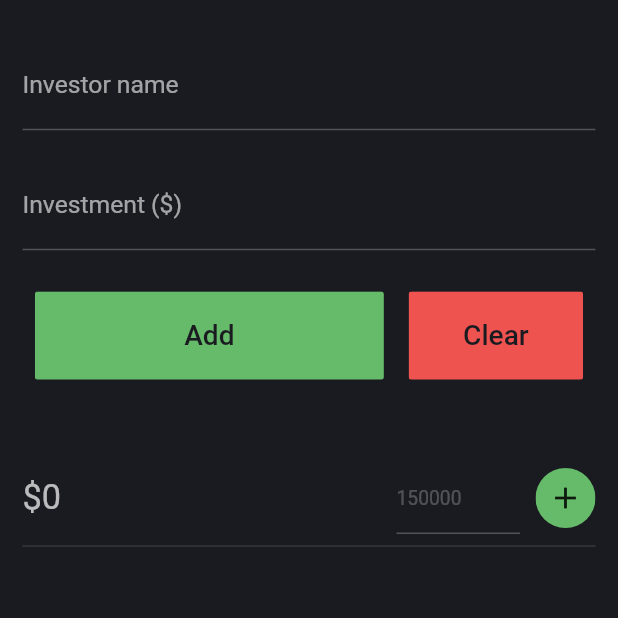
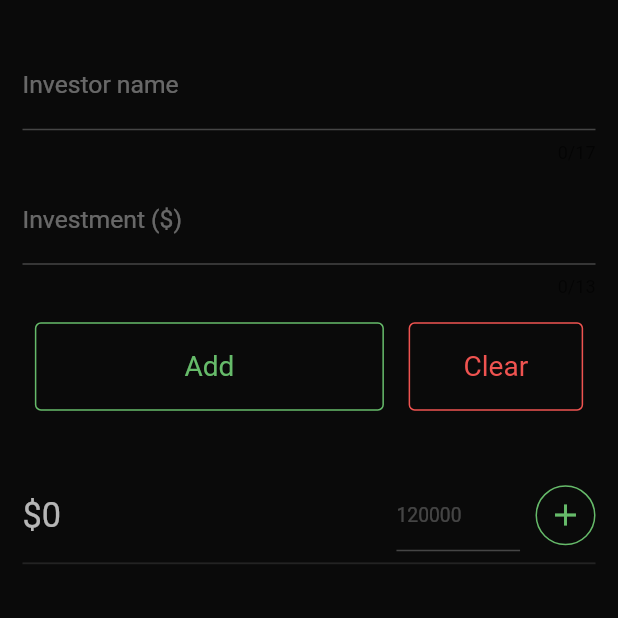
Before and after one commit to evolade/shareholder, a Flutter app: the screen it shows after launch, on a phone screen of 412 x 824 dp, the top half of it. Run offline on Flutter 3.47's test engine with Material 2 defaults, Android fonts, the light colour scheme and no system bars; our stand-ins replace get_storage.

Commit message:
added custom button and max length of chars, some UI tweaks

```diff
--- a/lib/main.dart
+++ b/lib/main.dart
@@ -1,6 +1,7 @@
 // ignore_for_file: avoid_print, prefer_const_constructors
 import 'package:get_storage/get_storage.dart';
 import 'package:flutter/material.dart';
+
 import 'show.dart';
 import 'add.dart';
 
@@ -12,6 +13,20 @@ void main() async {
   ));
 }
 
+final box = GetStorage(); // load local storage
+
+int valuation = box.read("valuation_key") ?? 0;
+
+List<dynamic> shareHolders = box.read("shareHolders_key") ?? [];
+List<dynamic> money = box.read("money_key") ?? [];
+List<dynamic> perc = box.read("perc_key") ?? [];
+
+List<dynamic> firstMoney = box.read("firstMoney_key") ?? [];
+List<dynamic> firstPerc = box.read("firstPerc_key") ?? [];
+
+final nameController = TextEditingController();
+final investmentController = TextEditingController();
+
 void writeData() {
   box.write("shareHolders_key", shareHolders);
   box.write("money_key", money);
@@ -21,19 +36,6 @@ void writeData() {
   box.write("firstMoney_key", firstMoney);
   box.write("firstPerc_key", firstPerc);
 }
-
-final box = GetStorage(); // load local storage
-
-int valuation = box.read("valuation_key") ?? 0;
-List<dynamic> shareHolders = box.read("shareHolders_key") ?? [];
-List<dynamic> money = box.read("money_key") ?? [];
-List<dynamic> perc = box.read("perc_key") ?? [];
-
-List<dynamic> firstMoney = box.read("firstMoney_key") ?? [];
-List<dynamic> firstPerc = box.read("firstPerc_key") ?? [];
-
-final nameController = TextEditingController();
-final investmentController = TextEditingController();
 
 class App extends StatefulWidget {
   const App({Key? key}) : super(key: key);
@@ -54,6 +56,12 @@ class _AppState extends State<App> {
     }
     super.initState();
   }
+
+  Color bgColor = Color(0xFF0a0a0a); // blach-ish
+  Color splashColor =
+      const Color.fromARGB(63, 127, 127, 127); // semi-trans gray
+
+  final valueController = TextEditingController();
 
   void confirmClear(BuildContext context) {
     showDialog(
@@ -95,9 +103,34 @@ class _AppState extends State<App> {
     );
   }
 
-  Color bgColor = Color(0xFF1a1b21); // gray
+  void addCash() {
+    if (shareHolders.isNotEmpty) {
+      setState(() {
+        valuation += int.parse(valueController.text);
+        for (int i = 0; i < shareHolders.length; i++) {
+          money[i] = (valuation * perc[i] / 100).round();
+        }
+        writeData();
+      });
+    }
+  }
 
-  final valueController = TextEditingController();
+  Widget button(String content, double width, double height, Color color) {
+    return Container(
+      alignment: Alignment.center,
+      height: height / 14,
+      decoration: BoxDecoration(
+          border: Border.all(color: color),
+          borderRadius: BorderRadius.circular(4)),
+      child: Text(
+        "${content}",
+        style: TextStyle(
+          color: color, // red
+          fontSize: width / 22,
+        ),
+      ),
+    );
+  }
 
   @override
   Widget build(BuildContext context) {
@@ -119,13 +152,14 @@ class _AppState extends State<App> {
                 child: Column(
                   children: [
                     TextField(
+                      maxLength: 17,
                       cursorColor: Colors.white,
                       controller: nameController,
                       style: TextStyle(
                           color: Colors.white70, fontSize: width / 25),
                       decoration: const InputDecoration(
                         labelText: "Investor name",
-                        labelStyle: TextStyle(color: Colors.white60),
+                        labelStyle: TextStyle(color: Colors.white38),
                         hintText: "George",
                         hintStyle: TextStyle(color: Colors.white24),
                         enabledBorder: UnderlineInputBorder(
@@ -136,16 +170,17 @@ class _AppState extends State<App> {
                         ),
                       ),
                     ),
-                    SizedBox(height: height / 40),
+                    SizedBox(height: height / 100),
                     TextField(
+                      maxLength: 13,
                       keyboardType: TextInputType.number,
                       cursorColor: Colors.white,
                       controller: investmentController,
-                      style:
-                          TextStyle(color: Colors.green, fontSize: width / 25),
+                      style: TextStyle(
+                          color: Colors.green[400], fontSize: width / 25),
                       decoration: const InputDecoration(
                         labelText: "Investment (\$)",
-                        labelStyle: TextStyle(color: Colors.white60),
+                        labelStyle: TextStyle(color: Colors.white38),
                         hintText: "200000",
                         hintStyle: TextStyle(color: Colors.white24),
                         enabledBorder: UnderlineInputBorder(
@@ -156,64 +191,53 @@ class _AppState extends State<App> {
                         ),
                       ),
                     ),
-                    SizedBox(height: height / 30),
+                    SizedBox(height: height / 50),
                     Container(
                       margin: EdgeInsets.symmetric(horizontal: width / 50),
                       child: Row(
                         children: [
                           Expanded(
                             flex: 2,
-                            child: ClipRRect(
-                              borderRadius: BorderRadius.circular(2),
-                              child: Container(
-                                height: height / 14,
-                                color: Colors.green[400],
-                                child: TextButton(
-                                  onPressed: () {
+                            child: InkWell(
+                              borderRadius: BorderRadius.circular(4),
+                              splashColor: Colors.green[400],
+                              onTap: () {
+                                setState(() {
+                                  confirmClear(context);
+                                });
+                              },
+                              child: InkWell(
+                                borderRadius: BorderRadius.circular(4),
+                                splashColor: Colors.green[400],
+                                onTap: () {
                                   setState(() {
                                     Add.investor();
                                   });
                                 },
-                                  child: Text(
-                                    "Add",
-                                    style: TextStyle(
-                                      color: bgColor,
-                                      fontSize: width / 22,
-                                    ),
-                                  ),
-                                ),
+                                child: button(
+                                    "Add", width, height, Colors.green[400]!),
                               ),
                             ),
                           ),
                           SizedBox(width: width / 25),
                           Expanded(
                             flex: 1,
-                            child: ClipRRect(
-                              borderRadius: BorderRadius.circular(2),
-                              child: Container(
-                                height: height / 14,
-                                color: Colors.red[400],
-                                child: TextButton(
-                                  onPressed: () {
+                            child: InkWell(
+                              borderRadius: BorderRadius.circular(4),
+                              splashColor: Colors.red[400],
+                              onTap: () {
                                 setState(() {
                                   confirmClear(context);
                                 });
                               },
-                                  child: Text(
-                                    "Clear",
-                                    style: TextStyle(
-                                      color: bgColor, // red
-                                      fontSize: width / 22,
-                                    ),
-                                  ),
-                                ),
-                              ),
+                              child: button(
+                                  "Clear", width, height, Colors.red[400]!),
                             ),
                           ),
                         ],
                       ),
                     ),
-                    SizedBox(height: height / 15),
+                    SizedBox(height: height / 18),
                     Row(
                       mainAxisAlignment: MainAxisAlignment.spaceBetween,
                       children: [
@@ -231,10 +255,11 @@ class _AppState extends State<App> {
                                 keyboardType: TextInputType.number,
                                 cursorColor: Colors.white,
                                 style: TextStyle(
-                                    color: Colors.green, fontSize: width / 32),
+                                    color: Colors.green[400],
+                                    fontSize: width / 32),
                                 decoration: const InputDecoration(
                                   labelStyle: TextStyle(color: Colors.white60),
-                                  hintText: "150000",
+                                  hintText: "120000",
                                   hintStyle: TextStyle(color: Colors.white24),
                                   enabledBorder: UnderlineInputBorder(
                                     borderSide:
@@ -248,29 +273,22 @@ class _AppState extends State<App> {
                               ),
                             ),
                             SizedBox(width: width / 40),
-                            ClipRRect(
-                              borderRadius: BorderRadius.circular(100),
+                            InkWell(
+                              borderRadius: BorderRadius.circular(50),
+                              splashColor: Colors.green[400],
+                              onTap: () {
+                                addCash();
+                              },
                               child: Container(
                                 height: 40,
                                 width: 40,
+                                decoration: BoxDecoration(
+                                  borderRadius: BorderRadius.circular(50),
+                                  border: Border.all(color: Colors.green[400]!),
+                                ),
+                                child: Icon(
+                                  Icons.add,
                                   color: Colors.green[400],
-                                child: IconButton(
-                                  onPressed: () {
-                                    if (shareHolders.isNotEmpty) {
-                                      setState(() {
-                                        valuation +=
-                                            int.parse(valueController.text);
-                                        for (int i = 0;
-                                            i < shareHolders.length;
-                                            i++) {
-                                          money[i] = (valuation * perc[i] / 100)
-                                              .round();
-                                        }
-                                        writeData();
-                                      });
-                                    }
-                                  },
-                                  icon: Icon(Icons.add),
                                 ),
                               ),
                             ),
@@ -291,6 +309,7 @@ class _AppState extends State<App> {
                   itemCount: shareHolders.length,
                   itemBuilder: (BuildContext context, int index) {
                     return InkWell(
+                      splashColor: splashColor,
                       onTap: () {
                         Show.holderInfo(context, index);
                       },
@@ -306,7 +325,7 @@ class _AppState extends State<App> {
                           "\$${money[index]}",
                           style: TextStyle(
                             fontSize: width / 25,
-                            color: Colors.green,
+                            color: Colors.green[400],
                           ),
                         ),
                         trailing: Text(
```
Lines whose indentation alone changed are shown as unchanged.
